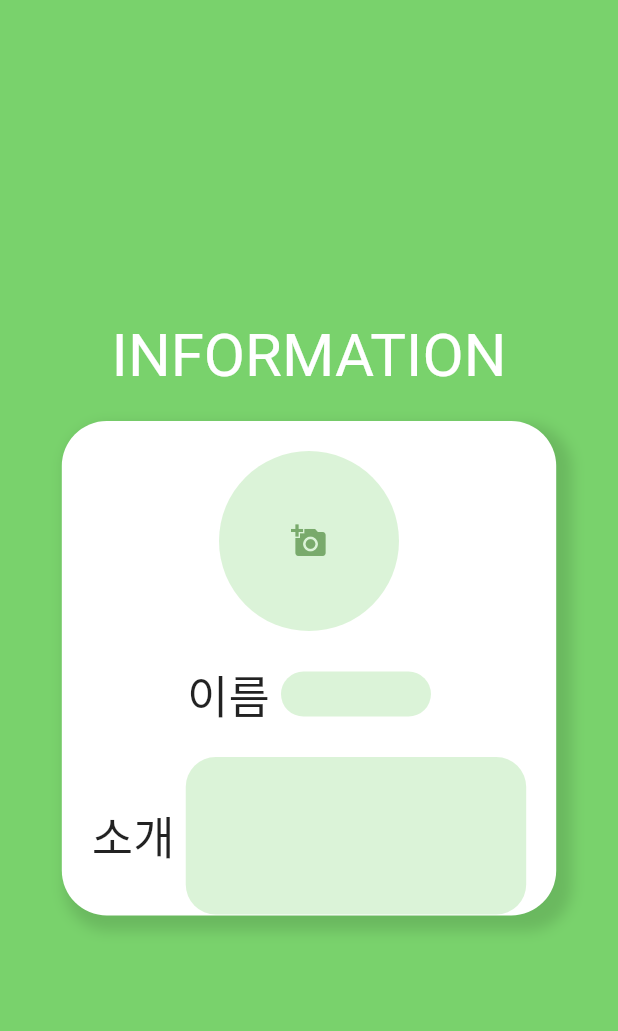
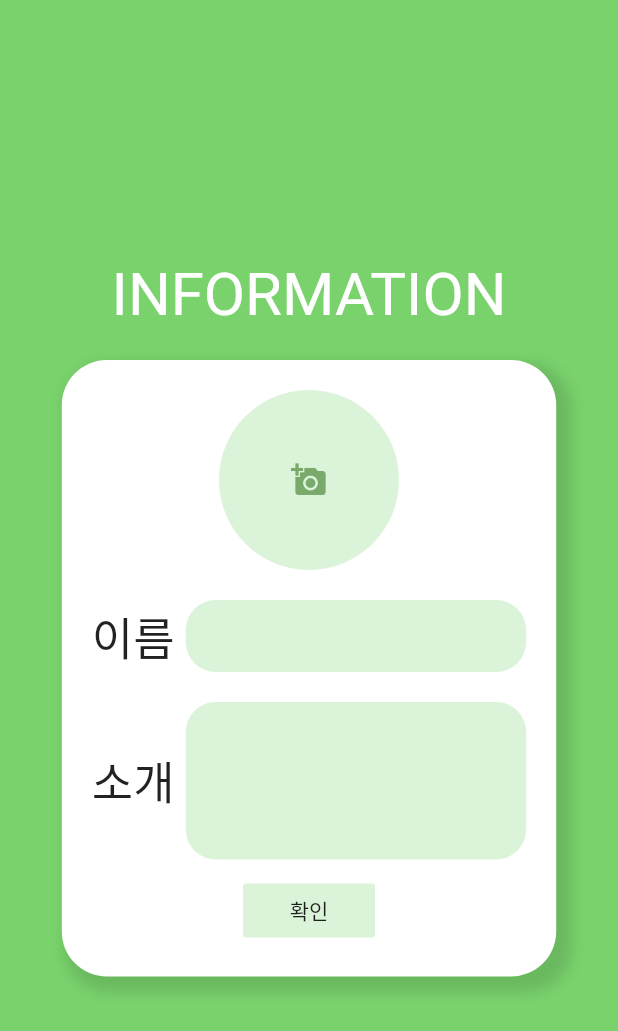
Before and after one commit to heooony/Road_ize_test, a Flutter app: the IntroduceScreen screen opened directly, on a phone screen of 412 x 824 dp. Shown: the top 1031 px of the screen. Run offline on Flutter 3.47's test engine with Material 2 defaults, Android fonts, the phone set to English and light mode, and no system bars; our stand-ins replace cloud_firestore, firebase_auth, firebase_core, firebase_storage, flutter_login, geolocator and 2 more; accounts and stored records are empty.

Commit message:
Update introduce_screen.dart

```diff
--- a/lib/screens/introduce_screen.dart
+++ b/lib/screens/introduce_screen.dart
@@ -2,7 +2,10 @@ import 'package:flutter/material.dart';
 import 'package:firebase_auth/firebase_auth.dart';
 import 'package:image_picker/image_picker.dart';
 import 'package:firebase_storage/firebase_storage.dart';
+import 'package:road_ize/utilities/bottom_navigation.dart';
 import 'dart:io';
+
+import 'package:road_ize/screens/map_screen.dart';
 
 class IntroduceScreen extends StatefulWidget {
   @override
@@ -12,11 +15,14 @@ class IntroduceScreen extends StatefulWidget {
 class _IntroduceScreenState extends State<IntroduceScreen> {
   final _auth = FirebaseAuth.instance;
   FirebaseStorage _firebaseStorage = FirebaseStorage.instance;
+  final scaffoldKey = GlobalKey<ScaffoldState>();
   String _profileImageURL = "";
   File _image;
   User _user;
   String name;
   String introduce;
+  final nameController = TextEditingController();
+  final introController = TextEditingController();
 
   @override
   void initState() {
@@ -26,6 +32,26 @@ class _IntroduceScreenState extends State<IntroduceScreen> {
 
   void _prepareService() {
     _user = _auth.currentUser;
+  }
+
+  void isEmpty() {
+    if (nameController.text == '' || introController.text == '') {
+      final snackBar = SnackBar(
+          content: Text(
+            '모든 항목을 작성했는지 확인하십시오',
+            style: TextStyle(fontSize: 15.0),
+          ),
+          action: SnackBarAction(
+            label: 'Undo',
+            onPressed: () {
+              // Some code to undo the change.
+            },
+          ));
+      scaffoldKey.currentState.showSnackBar(snackBar);
+    } else {
+      Navigator.of(context).pushReplacement(
+          MaterialPageRoute(builder: (context) => BottomNavigation()));
+    }
   }
 
   void _uploadImageToStorage() async {
@@ -53,6 +79,7 @@ class _IntroduceScreenState extends State<IntroduceScreen> {
 
     return SafeArea(
       child: Scaffold(
+        key: scaffoldKey,
         backgroundColor: Color(0xFF79D26C),
         body: Center(
           child: Column(
@@ -68,7 +95,6 @@ class _IntroduceScreenState extends State<IntroduceScreen> {
               Container(
                 padding: EdgeInsets.all(20.0),
                 width: width / 5 * 4,
-                height: height / 5 * 2,
                 decoration: BoxDecoration(
                   color: Colors.white,
                   borderRadius: BorderRadius.all(Radius.circular(30.0)),
@@ -107,16 +133,15 @@ class _IntroduceScreenState extends State<IntroduceScreen> {
                       height: 20.0,
                     ),
                     Row(
-                      mainAxisAlignment: MainAxisAlignment.center,
+                      mainAxisAlignment: MainAxisAlignment.start,
                       children: [
                         Text(
                           '이름 ',
                           style: TextStyle(fontSize: 30.0),
                         ),
-                        SizedBox(
-                          height: 30.0,
-                          width: 100.0,
+                        Expanded(
                             child: TextField(
+                          controller: nameController,
                           style: TextStyle(fontSize: 30.0),
                           decoration: InputDecoration(
                               contentPadding:
@@ -125,10 +150,9 @@ class _IntroduceScreenState extends State<IntroduceScreen> {
                               fillColor: Color(0x4479D26C),
                               border: OutlineInputBorder(
                                   borderSide: BorderSide.none,
-                                    borderRadius: BorderRadius.all(
-                                        Radius.circular(20.0)))),
-                          ),
-                        ),
+                                  borderRadius:
+                                      BorderRadius.all(Radius.circular(20.0)))),
+                        )),
                       ],
                     ),
                     SizedBox(
@@ -144,6 +168,7 @@ class _IntroduceScreenState extends State<IntroduceScreen> {
                         ),
                         Expanded(
                           child: TextField(
+                            controller: introController,
                             style: TextStyle(fontSize: 30.0),
                             maxLines: 3,
                             decoration: InputDecoration(
@@ -159,6 +184,14 @@ class _IntroduceScreenState extends State<IntroduceScreen> {
                         ),
                       ],
                     ),
+                    Padding(
+                      padding: const EdgeInsets.only(top: 10.0),
+                      child: FlatButton(
+                        onPressed: isEmpty,
+                        child: Text('확인'),
+                        color: Color(0x4479D26C),
+                      ),
+                    )
                   ],
                 ),
               ),
```
Lines whose indentation alone changed are shown as unchanged.
